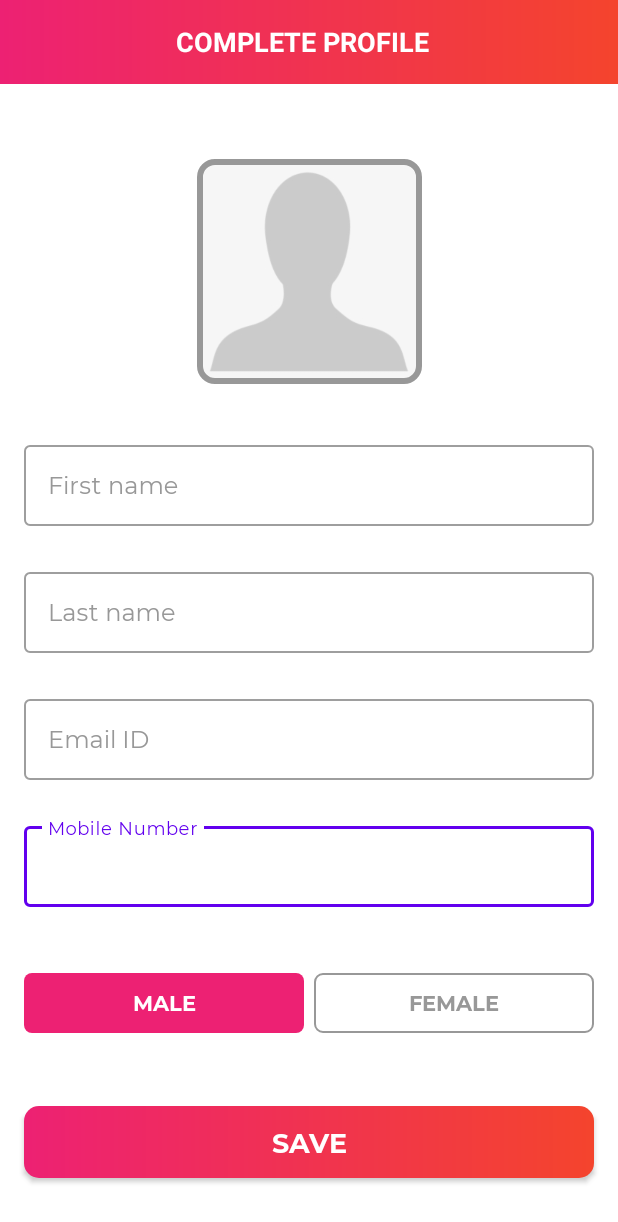
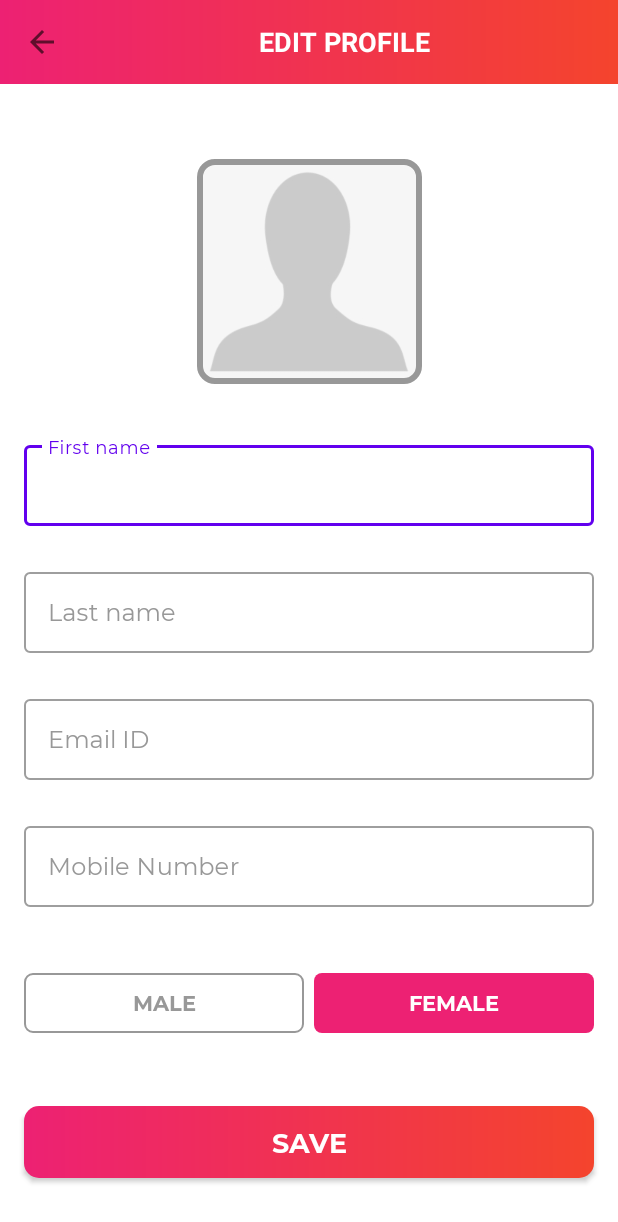
Before and after one commit to kuluruvineeth/AgriShopping, an Android app: the UserProfileActivity screen opened directly, with no data from a screen before it, on a phone screen of 412 x 824 dp. Shown: the top 1222 px of the screen. Run offline under Robolectric (Android 15) with nearby library versions, the phone set to English and light mode, and no system bars; 8 statements that could not run were skipped.

Commit message:
making the profile screen editable.

```diff
--- a/app/src/main/java/com/kuluruvineeth/agrishopping/firestore/FirestoreClass.kt
+++ b/app/src/main/java/com/kuluruvineeth/agrishopping/firestore/FirestoreClass.kt
@@ -12,10 +12,11 @@
 import com.google.firebase.storage.StorageReference
 import com.kuluruvineeth.agrishopping.ui.activities.LoginActivity
 import com.kuluruvineeth.agrishopping.ui.activities.RegisterActivity
-import com.kuluruvineeth.agrishopping.ui.activities.UserProfileActivity
 import com.kuluruvineeth.agrishopping.models.User
 import com.kuluruvineeth.agrishopping.ui.activities.SettingsActivity
 import com.kuluruvineeth.agrishopping.utils.Constants
+import com.kuluruvineeth.agrishopping.ui.activities.UserProfileActivity
+
 
 class FirestoreClass {
 
--- a/app/src/main/java/com/kuluruvineeth/agrishopping/ui/activities/SplashActivity.kt
+++ b/app/src/main/java/com/kuluruvineeth/agrishopping/ui/activities/SplashActivity.kt
@@ -28,7 +28,7 @@
         Handler().postDelayed(
             {
                 //Launch the Main Activity
-                startActivity(Intent(this, LoginActivity::class.java))
+                startActivity(Intent(this, DashboardActivity2::class.java))
                 finish() // call this when your activity is done and should be closed
             },
             2500
--- a/app/src/main/java/com/kuluruvineeth/agrishopping/ui/activities/UserProfileActivity.kt
+++ b/app/src/main/java/com/kuluruvineeth/agrishopping/ui/activities/UserProfileActivity.kt
@@ -21,36 +21,77 @@
 import java.io.IOException
 
 class UserProfileActivity : BaseActivity(), View.OnClickListener {
-    private lateinit var iv_user_photo : ImageView
+    /*private lateinit var iv_user_photo : ImageView
     private lateinit var btn_submit : Button
+    private lateinit var rb_male: RadioButton
+    private lateinit var rb_female: RadioButton*/
     private lateinit var mUserDetails: User
-    private lateinit var rb_male: RadioButton
-    private lateinit var rb_female: RadioButton
     private var mSelectedImageFileUri: Uri? = null
     private var mUserProfileImageURL: String = ""
+    //private lateinit var tv_title : TextView
     override fun onCreate(savedInstanceState: Bundle?) {
         super.onCreate(savedInstanceState)
         setContentView(R.layout.activity_user_profile)
-        var et_first_name = findViewById<EditText>(R.id.et_first_name)
+        if(intent.hasExtra(Constants.EXTRA_USER_DETAILS)){
+            //Get the user details from intent as a ParcelableExtra.
+            mUserDetails = intent.getParcelableExtra(Constants.EXTRA_USER_DETAILS)!!
+        }
+        /*var et_first_name = findViewById<EditText>(R.id.et_first_name)
         var et_last_name = findViewById<EditText>(R.id.et_last_name)
         var et_email = findViewById<EditText>(R.id.et_email)
         rb_male = findViewById<RadioButton>(R.id.rb_male)
         rb_female = findViewById<RadioButton>(R.id.rb_female)
         iv_user_photo = findViewById<ImageView>(R.id.iv_user_photo)
         btn_submit = findViewById<Button>(R.id.btn_submit)
-        if(intent.hasExtra(Constants.EXTRA_USER_DETAILS)){
-            //Get the user details from intent as a ParcelableExtra.
-            mUserDetails = intent.getParcelableExtra(Constants.EXTRA_USER_DETAILS)!!
-        }
+        et_first_name.setText(mUserDetails.firstName)
+        et_last_name.setText(mUserDetails.lastName)
+        et_email.isEnabled = false
+        et_email.setText(mUserDetails.email)*/
+        if(mUserDetails.profileCompleted == 0){
+            tv_title.text = resources.getString(R.string.title_complete_profile)
             et_first_name.isEnabled = false
             et_first_name.setText(mUserDetails.firstName)
             et_last_name.isEnabled = false
             et_last_name.setText(mUserDetails.lastName)
             et_email.isEnabled = false
             et_email.setText(mUserDetails.email)
+        }else{
+            setupActionBar()
+            tv_title.text = resources.getString(R.string.title_edit_profile)
+            GlideLoader(this).loadUserPicture(mUserDetails.image,iv_user_photo)
 
+            et_first_name.setText(mUserDetails.firstName)
+            et_last_name.setText(mUserDetails.lastName)
+            et_email.isEnabled = false
+            et_email.setText(mUserDetails.email)
+            if(mUserDetails.mobile != 0L){
+                et_mobile_number.setText(mUserDetails.mobile.toString())
+            }
+            if(mUserDetails.gender == Constants.MALE){
+                rb_male.isChecked = true
+            }else{
+                rb_female.isChecked = true
+            }
+        }
+        /*et_first_name.isEnabled = false
+        et_first_name.setText(mUserDetails.firstName)
+        et_last_name.isEnabled = false
+        et_last_name.setText(mUserDetails.lastName)
+        et_email.isEnabled = false
+        et_email.setText(mUserDetails.email)*/
         iv_user_photo.setOnClickListener(this)
         btn_submit.setOnClickListener(this)
+    }
+
+    private fun setupActionBar(){
+        setSupportActionBar(toolbar_user_profile_activity)
+
+        val actionBar = supportActionBar
+        if(actionBar != null){
+            actionBar.setDisplayHomeAsUpEnabled(true)
+            actionBar.setHomeAsUpIndicator(R.drawable.ic_white_color_back_24dp)
+        }
+        toolbar_user_profile_activity.setNavigationOnClickListener { onBackPressed() }
     }
 
     override fun onClick(v: View?) {
@@ -98,6 +139,14 @@
 
     private fun updateUserProfileDetails(){
         val userHashMap = HashMap<String,Any>()
+        val firstName = et_first_name.text.toString().trim()
+        if(firstName != mUserDetails.firstName){
+            userHashMap[Constants.FIRST_NAME] = firstName
+        }
+        val lastName = et_last_name.text.toString().trim()
+        if(lastName != mUserDetails.lastName){
+            userHashMap[Constants.LAST_NAME] = lastName
+        }
         val mobileNumber = et_mobile_number.text.toString().trim()
         val gender = if(rb_male.isChecked){
             Constants.MALE
@@ -107,8 +156,11 @@
         if(mUserProfileImageURL.isNotEmpty()){
             userHashMap[Constants.IMAGE] = mUserProfileImageURL
         }
-        if(mobileNumber.isNotEmpty()){
+        if(mobileNumber.isNotEmpty() && mobileNumber != mUserDetails.mobile.toString()){
             userHashMap[Constants.MOBILE] = mobileNumber.toLong()
+        }
+        if(gender.isNotEmpty() && gender != mUserDetails.gender){
+            userHashMap[Constants.GENDER] = gender
         }
         userHashMap[Constants.GENDER] = gender
         userHashMap[Constants.COMPLETE_PROFILE] = 1
@@ -123,7 +175,7 @@
             resources.getString(R.string.msg_profile_update_success),
             Toast.LENGTH_SHORT
         ).show()
-        startActivity(Intent(this, MainActivity::class.java))
+        startActivity(Intent(this, DashboardActivity2::class.java))
         finish()
     }
 
--- a/app/src/main/java/com/kuluruvineeth/agrishopping/utils/Constants.kt
+++ b/app/src/main/java/com/kuluruvineeth/agrishopping/utils/Constants.kt
@@ -17,6 +17,8 @@
 
     const val MALE: String = "male"
     const val FEMALE: String = "female"
+    const val FIRST_NAME: String = "firstName"
+    const val LAST_NAME: String = "lastName"
     const val MOBILE: String = "mobile"
     const val GENDER: String = "gender"
     const val IMAGE: String = "image"
--- a/app/src/main/res/values/strings.xml
+++ b/app/src/main/res/values/strings.xml
@@ -41,6 +41,7 @@
     <string name="register_success">You are registered successfully.</string>
 
     <string name="title_complete_profile">COMPLETE PROFILE</string>
+    <string name="title_edit_profile">EDIT PROFILE</string>
     <string name="et_hint_mobile_number">Mobile Number</string>
     <string name="rb_lbl_male">MALE</string>
     <string name="rb_lbl_female">FEMALE</string>
```
Lines whose indentation alone changed are shown as unchanged.
